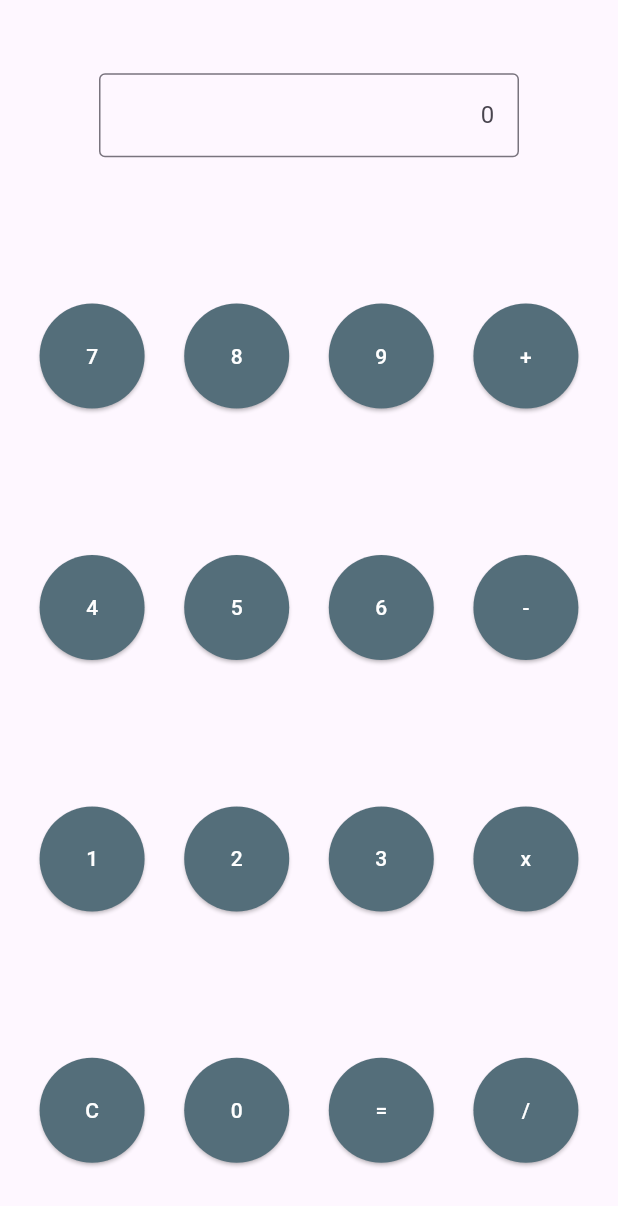
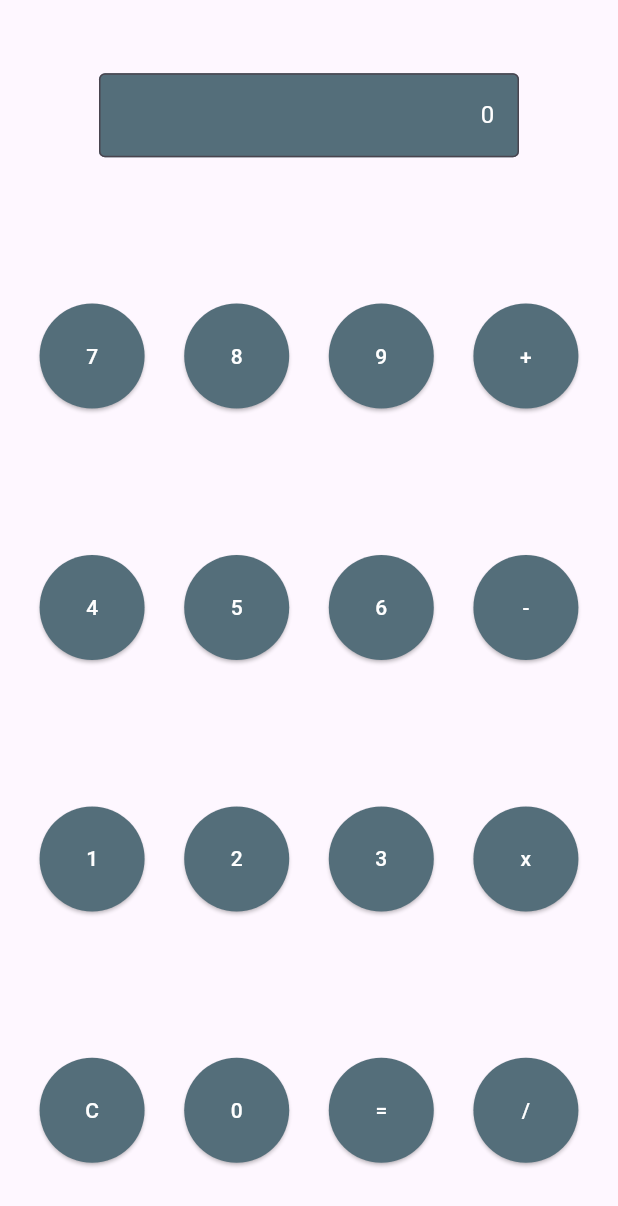
Before and after one commit to javert-galicia/sample_calculator_flutter, a Flutter app: the screen it shows after launch, on a phone screen of 412 x 824 dp. Shown: the top 1206 px of the screen. Run offline on Flutter 3.47's test engine with Material 3 defaults, Android fonts, the light colour scheme and no system bars; our stand-ins replace math_expressions.

Commit message:
Color al campo.

```diff
--- a/lib/model.dart
+++ b/lib/model.dart
@@ -19,8 +19,11 @@ class Model extends StatelessWidget {
           child: TextField(
             textAlign: TextAlign.end,
             decoration: InputDecoration(
+              filled: true,
+              fillColor: Colors.blueGrey.shade600,
               border: const OutlineInputBorder(),
               hintText: valor,
+              hintStyle: const TextStyle(color: Colors.white),
             ),
           ),
         ),
```
